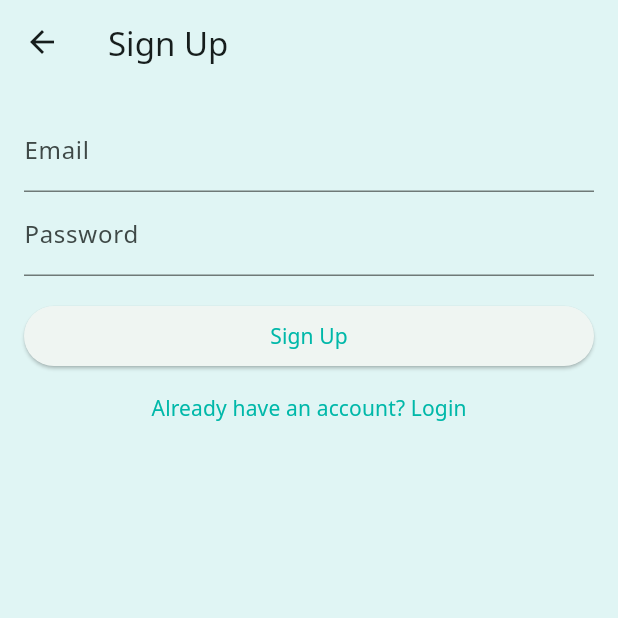
After one commit to Amraaka/Med_app, a Flutter app: the screen it shows after launch, after a tap on "Login", after a tap on "Don't have an account? Sign up", on a phone screen of 412 x 824 dp, the top half of it. The commit adds this screen. Run offline on Flutter 3.47's test engine with Material 3 defaults, Android fonts, the phone set to English and light mode, and no system bars; our stand-ins replace firebase_auth, firebase_core, image_picker, pdf, printing, shared_preferences; accounts and stored records are empty.

Commit message:
logout and sign up func added

```diff
--- a/lib/main.dart
+++ b/lib/main.dart
@@ -4,8 +4,16 @@ import 'pages/home_page.dart';
 import 'pages/profile_page.dart';
 import 'services.dart';
 import 'widgets.dart';
+import 'pages/auth/login_page.dart';
+import 'pages/auth/singup_page.dart';
+import 'services/auth_service.dart';
 
-void main() {
+import 'package:firebase_core/firebase_core.dart';
+import 'firebase_options.dart';
+
+void main() async {
+  WidgetsFlutterBinding.ensureInitialized();
+  await Firebase.initializeApp(options: DefaultFirebaseOptions.currentPlatform);
   runApp(const MyApp());
 }
 
@@ -28,7 +36,12 @@ class MyApp extends StatelessWidget {
         title: 'Med App',
         debugShowCheckedModeBanner: false,
         theme: _buildAppTheme(),
-        home: const MainScreen(),
+        home: const AuthGate(),
+        routes: {
+          '/login': (context) => LoginPage(),
+          '/signup': (context) => SignupPage(),
+          '/home': (context) => const MainScreen(),
+        },
       ),
     );
   }
@@ -92,3 +105,25 @@ ThemeData _buildAppTheme() {
     ),
   );
 }
+
+class AuthGate extends StatelessWidget {
+  const AuthGate({super.key});
+
+  @override
+  Widget build(BuildContext context) {
+    return StreamBuilder(
+      stream: authService.value.authStateChanges,
+      builder: (context, snapshot) {
+        if (snapshot.connectionState == ConnectionState.waiting) {
+          return const Scaffold(
+            body: Center(child: CircularProgressIndicator()),
+          );
+        }
+        if (snapshot.hasData) {
+          return const MainScreen();
+        }
+        return LoginPage();
+      },
+    );
+  }
+}
--- /dev/null
+++ b/lib/pages/auth/login_page.dart
@@ -0,0 +1,110 @@
+import 'package:flutter/material.dart';
+import '../../services/auth_service.dart';
+
+class LoginPage extends StatefulWidget {
+  @override
+  State<LoginPage> createState() => _LoginPageState();
+}
+
+class _LoginPageState extends State<LoginPage> {
+  final _formKey = GlobalKey<FormState>();
+  final _emailController = TextEditingController();
+  final _passwordController = TextEditingController();
+  bool _loading = false;
+  String? _error;
+
+  @override
+  void dispose() {
+    _emailController.dispose();
+    _passwordController.dispose();
+    super.dispose();
+  }
+
+  Future<void> _login() async {
+    if (!_formKey.currentState!.validate()) return;
+    setState(() {
+      _loading = true;
+      _error = null;
+    });
+    try {
+      await authService.value.signIn(
+        email: _emailController.text.trim(),
+        password: _passwordController.text,
+      );
+      if (!mounted) return;
+      Navigator.pushReplacementNamed(context, '/home');
+    } on Exception catch (e) {
+      setState(() {
+        _error = e.toString().replaceFirst('Exception: ', '');
+      });
+    } finally {
+      if (mounted) {
+        setState(() {
+          _loading = false;
+        });
+      }
+    }
+  }
+
+  @override
+  Widget build(BuildContext context) {
+    return Scaffold(
+      appBar: AppBar(title: const Text('Login')),
+      body: Padding(
+        padding: const EdgeInsets.all(16.0),
+        child: Form(
+          key: _formKey,
+          child: Column(
+            crossAxisAlignment: CrossAxisAlignment.stretch,
+            children: [
+              TextFormField(
+                controller: _emailController,
+                decoration: const InputDecoration(labelText: 'Email'),
+                keyboardType: TextInputType.emailAddress,
+                validator: (value) {
+                  final v = value?.trim() ?? '';
+                  if (v.isEmpty) return 'Email is required';
+                  final emailRegex = RegExp(r'^[^@\s]+@[^@\s]+\.[^@\s]+$');
+                  if (!emailRegex.hasMatch(v)) return 'Enter a valid email';
+                  return null;
+                },
+              ),
+              TextFormField(
+                controller: _passwordController,
+                decoration: const InputDecoration(labelText: 'Password'),
+                obscureText: true,
+                validator: (value) {
+                  if ((value ?? '').isEmpty) return 'Password is required';
+                  return null;
+                },
+              ),
+              if (_error != null) ...[
+                const SizedBox(height: 8),
+                Text(_error!, style: const TextStyle(color: Colors.red)),
+              ],
+              const SizedBox(height: 16),
+              ElevatedButton(
+                onPressed: _loading ? null : _login,
+                child: _loading
+                    ? const SizedBox(
+                        height: 20,
+                        width: 20,
+                        child: CircularProgressIndicator(strokeWidth: 2),
+                      )
+                    : const Text('Login'),
+              ),
+              TextButton(
+                onPressed: _loading
+                    ? null
+                    : () {
+                        Navigator.pushNamed(context, '/signup');
+                      },
+                child: const Text("Don't have an account? Sign up"),
+              ),
+            ],
+          ),
+        ),
+      ),
+    );
+  }
+}
--- /dev/null
+++ b/lib/pages/auth/singup_page.dart
@@ -0,0 +1,117 @@
+import 'package:firebase_auth/firebase_auth.dart';
+import 'package:flutter/material.dart';
+import '../../services/auth_service.dart';
+
+class SignupPage extends StatefulWidget {
+  @override
+  State<SignupPage> createState() => _SignupPageState();
+}
+
+class _SignupPageState extends State<SignupPage> {
+  final _formKey = GlobalKey<FormState>();
+  final _emailController = TextEditingController();
+  final _passwordController = TextEditingController();
+  bool _loading = false;
+  String? _error;
+
+  @override
+  void dispose() {
+    _emailController.dispose();
+    _passwordController.dispose();
+    super.dispose();
+  }
+
+  void _signup() async {
+    if (!_formKey.currentState!.validate()) return;
+    setState(() {
+      _loading = true;
+      _error = null;
+    });
+    try {
+      await authService.value.createAccount(
+        email: _emailController.text.trim(),
+        password: _passwordController.text,
+      );
+      if (!mounted) return;
+      Navigator.pushReplacementNamed(context, '/home');
+    } on FirebaseAuthException catch (e) {
+      setState(() {
+        _error = e.message ?? 'Sign up failed';
+      });
+    } catch (e) {
+      setState(() {
+        _error = e.toString().replaceFirst('Exception: ', '');
+      });
+    } finally {
+      if (mounted) {
+        setState(() {
+          _loading = false;
+        });
+      }
+    }
+  }
+
+  @override
+  Widget build(BuildContext context) {
+    return Scaffold(
+      appBar: AppBar(title: const Text('Sign Up')),
+      body: Padding(
+        padding: const EdgeInsets.all(16.0),
+        child: Form(
+          key: _formKey,
+          child: Column(
+            crossAxisAlignment: CrossAxisAlignment.stretch,
+            children: [
+              TextFormField(
+                controller: _emailController,
+                decoration: const InputDecoration(labelText: 'Email'),
+                keyboardType: TextInputType.emailAddress,
+                validator: (value) {
+                  final v = value?.trim() ?? '';
+                  if (v.isEmpty) return 'Email is required';
+                  final emailRegex = RegExp(r'^[^@\s]+@[^@\s]+\.[^@\s]+$');
+                  if (!emailRegex.hasMatch(v)) return 'Enter a valid email';
+                  return null;
+                },
+              ),
+              TextFormField(
+                controller: _passwordController,
+                decoration: const InputDecoration(labelText: 'Password'),
+                obscureText: true,
+                validator: (value) {
+                  final v = value ?? '';
+                  if (v.isEmpty) return 'Password is required';
+                  if (v.length < 6) return 'Minimum 6 characters required';
+                  return null;
+                },
+              ),
+              if (_error != null) ...[
+                const SizedBox(height: 8),
+                Text(_error!, style: const TextStyle(color: Colors.red)),
+              ],
+              const SizedBox(height: 16),
+              ElevatedButton(
+                onPressed: _loading ? null : _signup,
+                child: _loading
+                    ? const SizedBox(
+                        height: 20,
+                        width: 20,
+                        child: CircularProgressIndicator(strokeWidth: 2),
+                      )
+                    : const Text('Sign Up'),
+              ),
+              TextButton(
+                onPressed: _loading
+                    ? null
+                    : () {
+                        Navigator.pop(context);
+                      },
+                child: const Text('Already have an account? Login'),
+              ),
+            ],
+          ),
+        ),
+      ),
+    );
+  }
+}
--- /dev/null
+++ b/lib/services/auth_service.dart
@@ -0,0 +1,70 @@
+import 'package:firebase_auth/firebase_auth.dart';
+import 'package:flutter/material.dart';
+
+ValueNotifier<AuthService> authService = ValueNotifier(AuthService());
+
+class AuthService {
+  final FirebaseAuth firebaseAuth = FirebaseAuth.instance;
+
+  User? get currentUser => firebaseAuth.currentUser;
+
+  Stream<User?> get authStateChanges => firebaseAuth.authStateChanges();
+
+  Future<UserCredential> signIn({
+    required String email,
+    required String password,
+  }) async {
+    return await firebaseAuth.signInWithEmailAndPassword(
+      email: email,
+      password: password,
+    );
+  }
+
+  Future<UserCredential> createAccount({
+    required String email,
+    required String password,
+  }) async {
+    return await firebaseAuth.createUserWithEmailAndPassword(
+      email: email,
+      password: password,
+    );
+  }
+
+  Future<void> signOut() async {
+    await firebaseAuth.signOut();
+  }
+
+  Future<void> resetPassword({required String email}) async {
+    await firebaseAuth.sendPasswordResetEmail(email: email);
+  }
+
+  Future<void> updateUsername({required String username}) async {
+    await currentUser?.updateDisplayName(username);
+  }
+
+  Future<void> deleteAccount({
+    required String email,
+    required String password,
+  }) async {
+    AuthCredential credential = EmailAuthProvider.credential(
+      email: email,
+      password: password,
+    );
+    await currentUser!.reauthenticateWithCredential(credential);
+    await currentUser!.delete();
+    await firebaseAuth.signOut();
+  }
+
+  Future<void> resetPasswordFromCurrentPassword({
+    required String currentPassword,
+    required String newPassword,
+    required String email,
+  }) async {
+    AuthCredential credential = EmailAuthProvider.credential(
+      email: email,
+      password: currentPassword,
+    );
+    await currentUser!.reauthenticateWithCredential(credential);
+    await currentUser!.updatePassword(newPassword);
+  }
+}
--- a/pubspec.yaml
+++ b/pubspec.yaml
@@ -40,6 +40,8 @@ dependencies:
   printing: ^5.13.1
   image_picker: ^1.0.7
   path_provider: ^2.1.3
+  firebase_core: ^4.2.1
+  firebase_auth: ^6.1.2
 
 dev_dependencies:
   flutter_test:
```
Also changed, not shown: lib/pages/profile_page.dart (+40 -0 lines), firebase.json (added), lib/firebase_options.dart (added), pubspec.lock, 9 other files.
